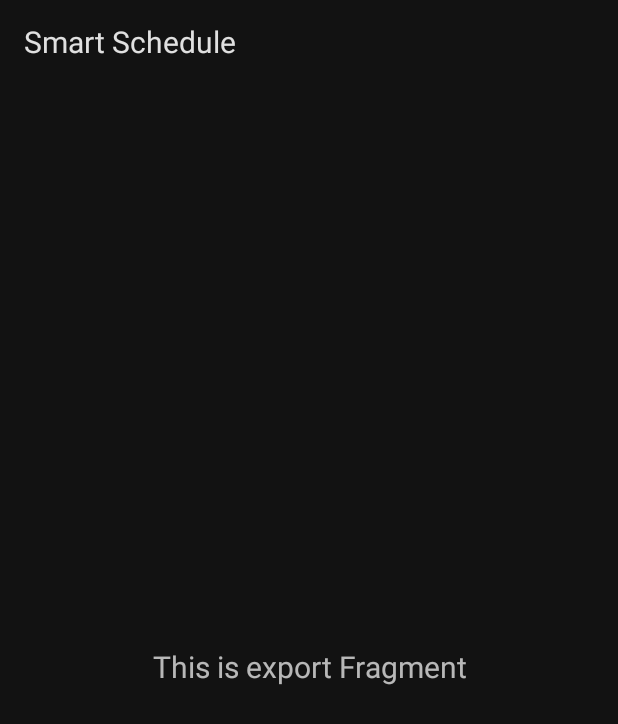
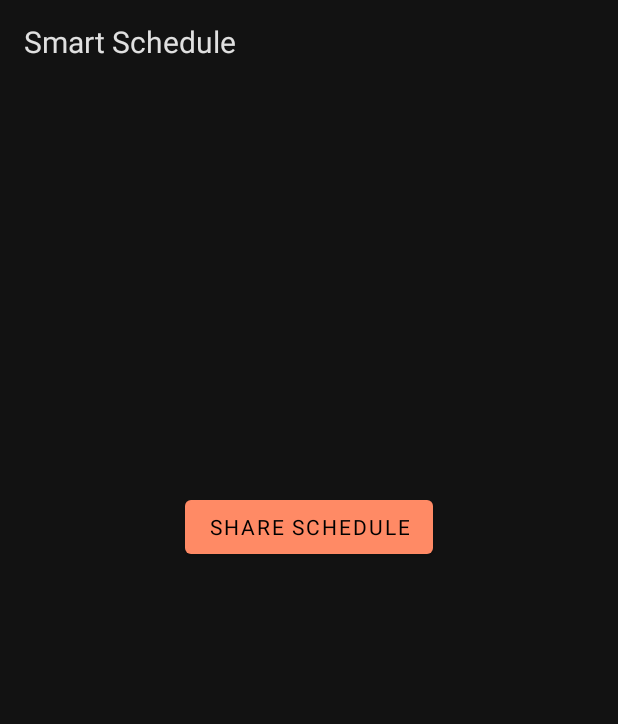
Before and after one commit to Daniloday/SmartSchedule, an Android app: the fragment ExportFragment shown on its own in the app's theme, on a phone screen of 412 x 824 dp. Shown: the top 724 px of the screen. Run offline under Robolectric (Android 15) with nearby library versions, the phone set to English and light mode, and no system bars; our stand-ins replace Dagger/Hilt's generated code, Room's generated code; Roboto replaces fonts that are not available here.

Commit message:
di for export

```diff
--- a/app/src/main/java/com/missclick/smartschedule/di/AppComponent.kt
+++ b/app/src/main/java/com/missclick/smartschedule/di/AppComponent.kt
@@ -2,6 +2,7 @@ package com.missclick.smartschedule.di
 
 import com.missclick.smartschedule.di.module.AppModule
 import com.missclick.smartschedule.di.module.RepositoryModule
+import com.missclick.smartschedule.ui.export.ExportViewModel
 import com.missclick.smartschedule.ui.lessons.LessonsViewModel
 import com.missclick.smartschedule.ui.lessons.addLesson.AddLessonViewModel
 import com.missclick.smartschedule.ui.lessons.edit.EditLessonViewModel
@@ -18,4 +19,5 @@ interface AppComponent{
     fun inject(addLessonViewModel: AddLessonViewModel)
     fun inject(editLessonViewModel: EditLessonViewModel)
     fun inject(scheduleViewModel: ScheduleViewModel)
+    fun inject(exportViewModel: ExportViewModel)
 }
--- a/app/src/main/java/com/missclick/smartschedule/ui/share/ExportFragment.kt
+++ b/app/src/main/java/com/missclick/smartschedule/ui/export/ExportFragment.kt
@@ -1,4 +1,4 @@
-package com.missclick.smartschedule.ui.share
+package com.missclick.smartschedule.ui.export
 
 import android.os.Bundle
 import android.view.LayoutInflater
@@ -9,6 +9,7 @@ import androidx.fragment.app.Fragment
 import androidx.lifecycle.Observer
 import androidx.lifecycle.ViewModelProviders
 import com.missclick.smartschedule.R
+import kotlinx.android.synthetic.main.export_fragment.*
 
 class ExportFragment : Fragment() {
 
@@ -22,10 +23,17 @@ class ExportFragment : Fragment() {
         exportViewModel =
                 ViewModelProviders.of(this).get(ExportViewModel::class.java)
         val root = inflater.inflate(R.layout.export_fragment, container, false)
-        val textView: TextView = root.findViewById(R.id.text_home)
+
         exportViewModel.text.observe(viewLifecycleOwner, Observer {
-            textView.text = it
+           //we can somethings write here
         })
         return root
     }
+
+    override fun onViewCreated(view: View, savedInstanceState: Bundle?) {
+        super.onViewCreated(view, savedInstanceState)
+        button_export.setOnClickListener {
+            exportViewModel.export()
+        }
+    }
 }
--- /dev/null
+++ b/app/src/main/java/com/missclick/smartschedule/ui/export/ExportViewModel.kt
@@ -0,0 +1,26 @@
+package com.missclick.smartschedule.ui.export
+
+import androidx.lifecycle.LiveData
+import androidx.lifecycle.MutableLiveData
+import androidx.lifecycle.ViewModel
+import com.missclick.smartschedule.App
+import com.missclick.smartschedule.data.repository.ILessonRepository
+import javax.inject.Inject
+
+class ExportViewModel : ViewModel() {
+
+    @Inject
+    lateinit var repository: ILessonRepository
+    private val _text = MutableLiveData<String>().apply {
+        value = "This is export Fragment"
+    }
+    val text: LiveData<String> = _text
+
+    init {
+        App.appComponent.inject(this)
+    }
+
+    fun export(){
+        //todo command to repository
+    }
+}
--- a/app/src/main/java/com/missclick/smartschedule/ui/lessons/LessonsViewModel.kt
+++ b/app/src/main/java/com/missclick/smartschedule/ui/lessons/LessonsViewModel.kt
@@ -13,6 +13,7 @@ import kotlinx.coroutines.withContext
 import javax.inject.Inject
 
 class LessonsViewModel : ViewModel() {
+
     @Inject
     lateinit var repository: ILessonRepository
     var lessonsLiveData = MutableLiveData<List<LessonModel>>()
--- a/app/src/main/java/com/missclick/smartschedule/ui/share/ExportViewModel.kt
+++ /dev/null
@@ -1,13 +0,0 @@
-package com.missclick.smartschedule.ui.share
-
-import androidx.lifecycle.LiveData
-import androidx.lifecycle.MutableLiveData
-import androidx.lifecycle.ViewModel
-
-class ExportViewModel : ViewModel() {
-
-    private val _text = MutableLiveData<String>().apply {
-        value = "This is export Fragment"
-    }
-    val text: LiveData<String> = _text
-}
--- a/app/src/main/res/layout/export_fragment.xml
+++ b/app/src/main/res/layout/export_fragment.xml
@@ -4,18 +4,14 @@
     xmlns:tools="http://schemas.android.com/tools"
     android:layout_width="match_parent"
     android:layout_height="match_parent"
-    tools:context=".ui.share.ExportFragment">
+    tools:context=".ui.export.ExportFragment">
 
-    <TextView
-        android:id="@+id/text_home"
-        android:layout_width="match_parent"
+    <Button
+        android:id="@+id/button_export"
+        android:layout_width="wrap_content"
         android:layout_height="wrap_content"
-        android:layout_marginStart="8dp"
-        android:layout_marginTop="8dp"
-        android:layout_marginEnd="8dp"
-        android:textAlignment="center"
-        android:textSize="20sp"
-        app:layout_constraintBottom_toBottomOf="parent"
+        android:layout_marginTop="271dp"
+        android:text="@string/menu_export"
         app:layout_constraintEnd_toEndOf="parent"
         app:layout_constraintStart_toStartOf="parent"
         app:layout_constraintTop_toTopOf="parent" />
--- a/app/src/main/res/navigation/mobile_navigation.xml
+++ b/app/src/main/res/navigation/mobile_navigation.xml
@@ -49,7 +49,7 @@
 
     <fragment
         android:id="@+id/nav_export"
-        android:name="com.missclick.smartschedule.ui.share.ExportFragment"
+        android:name="com.missclick.smartschedule.ui.export.ExportFragment"
         android:label="@string/menu_export"
         tools:layout="@layout/export_fragment" />
 
```
